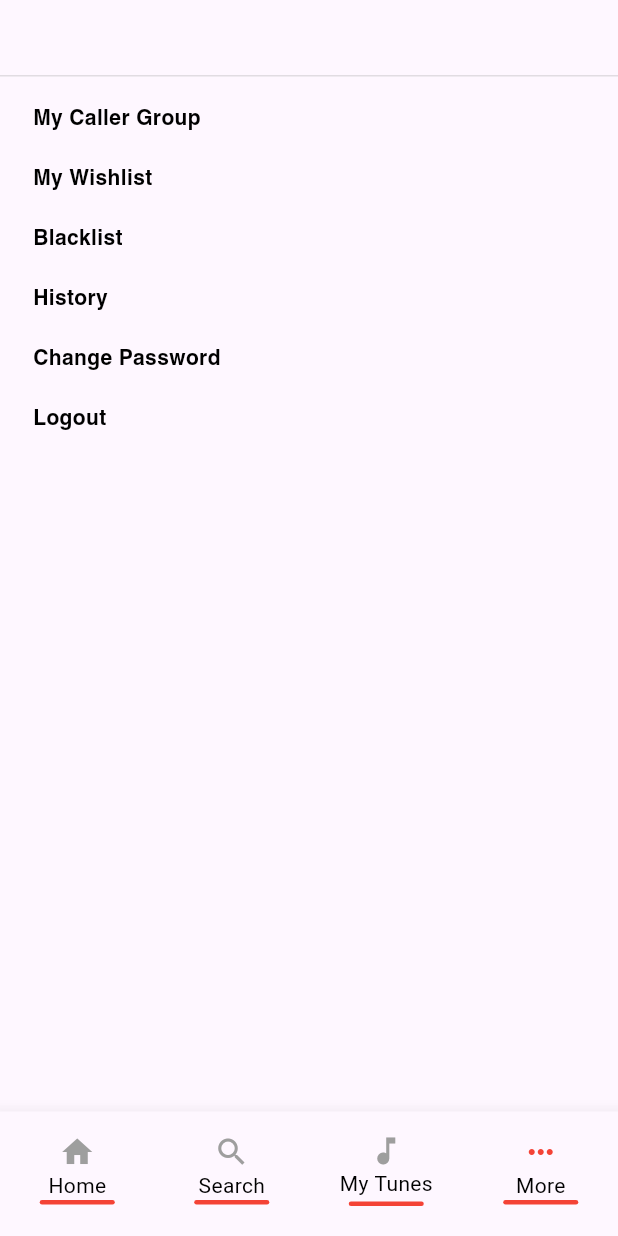
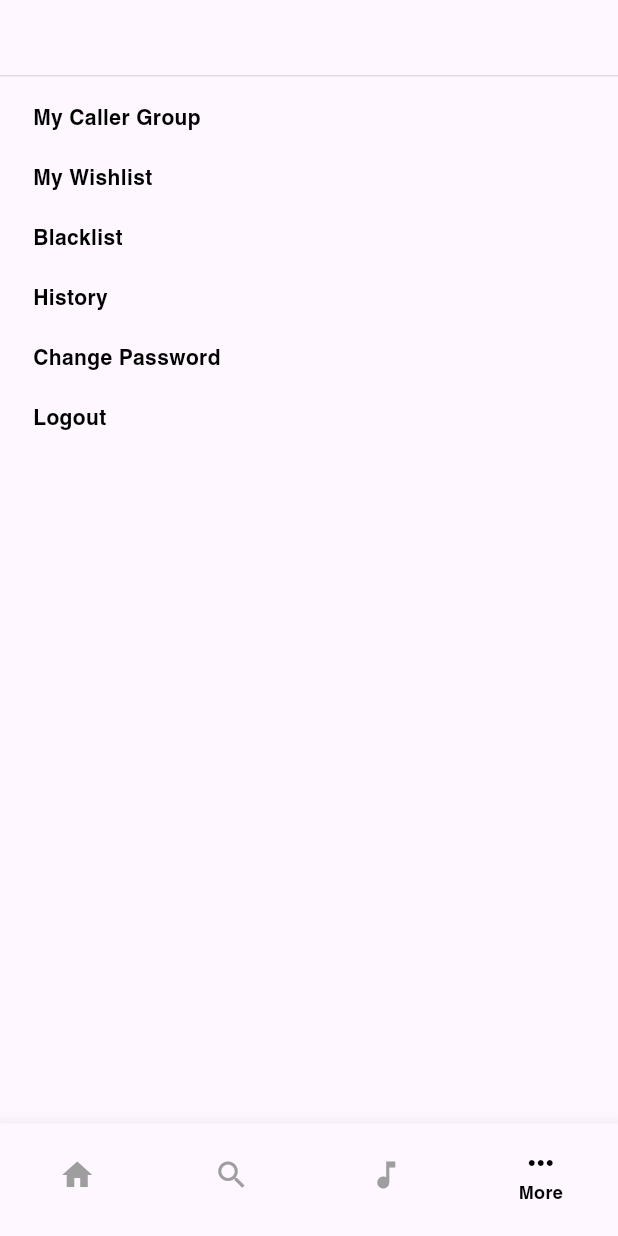
Before and after one commit to skyshivy/you_yemen, a Flutter app: the MobileTabContainer screen opened directly, item 4 of the bottom bar chosen, on a phone screen of 412 x 824 dp. Run offline on Flutter 3.47's test engine with Material 3 defaults, Android fonts, the light colour scheme and no system bars; our stand-ins replace basic_utils, cached_network_image, flutter_svg, get, go_router, just_audio and 6 more; missing offline and left inert: animated_size_and_fade, pointycastle; accounts and stored records are empty; network calls fail; project files that could hold a hidden picture were left out.

Commit message:
new change

```diff
--- a/lib/files/Screens/mobile_app/bottom_tab_view/mobile_botton_tab_view.dart
+++ b/lib/files/Screens/mobile_app/bottom_tab_view/mobile_botton_tab_view.dart
@@ -43,7 +43,7 @@
           navigatorkey: _tab1navigatorKey,
         ),
         PersistentTabItem(
-          tab: Scaffold(body: SearchScreen()),
+          tab: Scaffold(body: Center(child: SearchScreen())),
           icon: Icons.search,
           title: searchStr.tr,
           navigatorkey: _tab2navigatorKey,
--- a/lib/files/Screens/mobile_app/bottom_tab_view/mobile_peristent_bottom_scaffold.dart
+++ b/lib/files/Screens/mobile_app/bottom_tab_view/mobile_peristent_bottom_scaffold.dart
@@ -162,8 +162,8 @@
         return Column(
           children: [
             icon(item, index),
-            title(item),
-            indicator(index),
+            (cont.index.value == index) ? title(item) : SizedBox(),
+            // indicator(index),
           ],
         );
       },
@@ -174,15 +174,15 @@
     return Icon(
       item.icon,
       size: 24,
-      color: (cont.index.value == index) ? red : grey,
+      color: (cont.index.value == index) ? black : grey,
     );
   }
 
   Widget title(PersistentTabItem item) {
     return UText(
       title: item.title.tr,
-      fontSize: 14,
-      fontName: FontName.acMuna,
+      fontSize: 12,
+      fontName: FontName.helveticaBold,
     );
   }
 
@@ -190,7 +190,7 @@
     return Container(
       decoration: BoxDecoration(
         borderRadius: BorderRadius.circular(1.5),
-        color: red,
+        color: black,
       ),
       width: 50,
       height: 3,
```
Also changed, not shown: lib/files/Screens/mobile_app/mobile_login_screen.dart (added, +13 -0 lines), lib/main.dart (+8 -1 lines).
